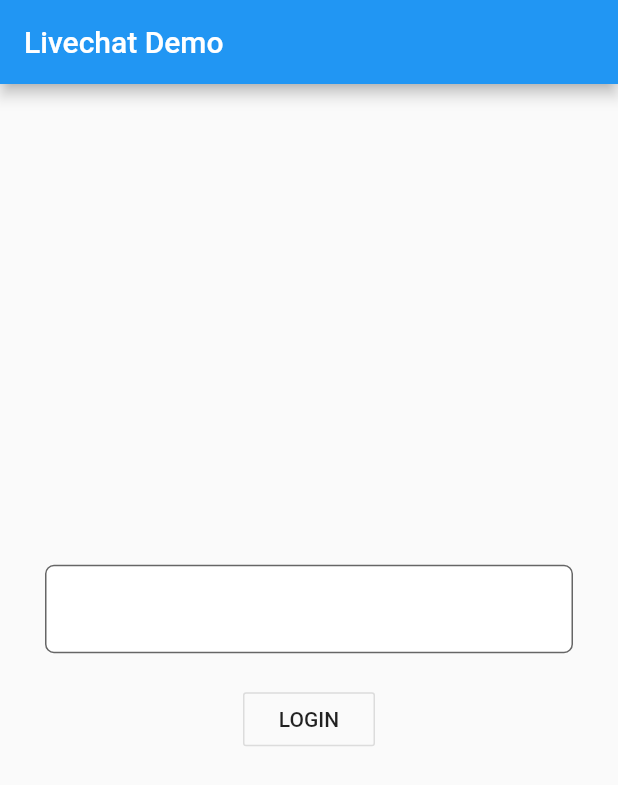
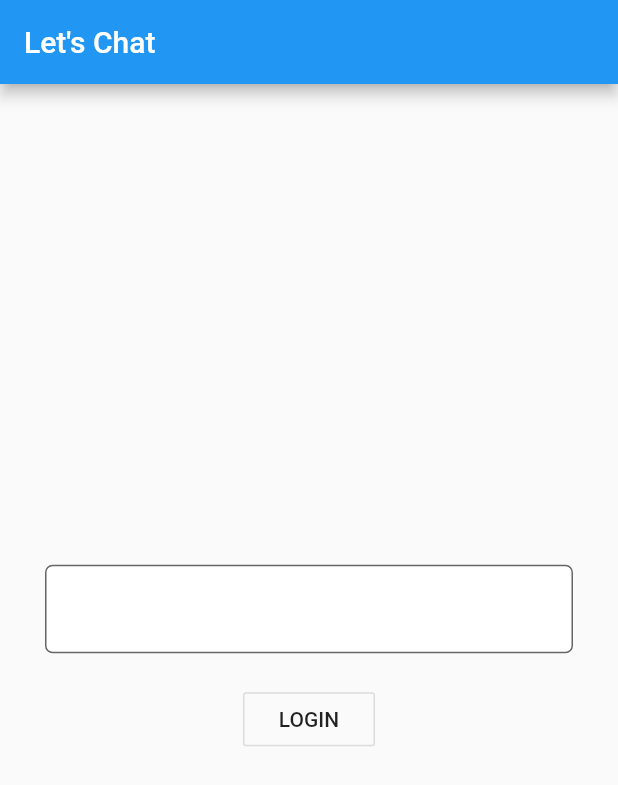
Before and after one commit to matteobuscemi/livechat_demo, a Flutter app: the screen it shows after launch, after a tap on "LOGIN", on a phone screen of 412 x 824 dp. Shown: the top 785 px of the screen. Run offline on Flutter 3.47's test engine with Material 2 defaults, Android fonts, the light colour scheme and no system bars; accounts and stored records are empty.

Commit message:
hotfix: chat_screens interfering with chat_users_screens

```diff
--- a/lib/SocketIOChat/chatScreen.dart
+++ b/lib/SocketIOChat/chatScreen.dart
@@ -9,7 +9,7 @@ import 'package:livechat_demo/SocketIOChat/user.dart';
 class ChatScreen extends StatefulWidget {
   ChatScreen() : super();
 
-  static const String ROUTE_ID = 'chat_users_screen';
+  static const String ROUTE_ID = 'chat_screen';
 
   @override
   _ChatScreenState createState() => _ChatScreenState();
--- a/lib/SocketIOChat/chatTitle.dart
+++ b/lib/SocketIOChat/chatTitle.dart
@@ -41,7 +41,7 @@ class ChatTitle extends StatelessWidget {
       return 'online';
     }
     if (userOnlineStatus == UserOnlineStatus.not_online) {
-      return 'not online';
+      return 'offline';
     }
   }
 }
--- a/lib/SocketIOChat/global.dart
+++ b/lib/SocketIOChat/global.dart
@@ -9,7 +9,7 @@ class G {
 
   static void initDummyUsers() {
     User userA = User(id: 1000, name: 'A', email: 'testa@gmail.com');
-    User userB = User(id: 2000, name: 'B', email: 'testb@gmail.com');
+    User userB = User(id: 1001, name: 'B', email: 'testb@gmail.com');
     dummyUsers = List();
     dummyUsers.add(userA);
     dummyUsers.add(userB);
--- a/lib/SocketIOChat/loginScreen.dart
+++ b/lib/SocketIOChat/loginScreen.dart
@@ -1,11 +1,10 @@
-// ignore_for_file: prefer_const_constructors
-
 import 'package:flutter/material.dart';
-import 'package:livechat_demo/SocketIOChat/chatUsersScreen.dart';
-import 'package:livechat_demo/SocketIOChat/global.dart';
-import 'package:livechat_demo/SocketIOChat/user.dart';
+import 'chatUsersScreen.dart';
+import 'global.dart';
+import 'user.dart';
 
 class LoginScreen extends StatefulWidget {
+  //
   LoginScreen() : super();
 
   static const String ROUTE_ID = 'login_screen';
@@ -15,6 +14,7 @@ class LoginScreen extends StatefulWidget {
 }
 
 class _LoginScreenState extends State<LoginScreen> {
+  //
   TextEditingController _usernameController;
 
   @override
@@ -28,7 +28,7 @@ class _LoginScreenState extends State<LoginScreen> {
   Widget build(BuildContext context) {
     return Scaffold(
       appBar: AppBar(
-        title: Text("Livechat Demo"),
+        title: Text("Let's Chat"),
       ),
       body: Container(
         alignment: Alignment.center,
@@ -41,7 +41,9 @@ class _LoginScreenState extends State<LoginScreen> {
               textAlign: TextAlign.center,
               decoration: InputDecoration(
                 border: OutlineInputBorder(
-                  borderRadius: BorderRadius.all(Radius.circular(6.0)),
+                  borderRadius: BorderRadius.all(
+                    Radius.circular(5.0),
+                  ),
                 ),
                 filled: true,
                 fillColor: Colors.white,
@@ -52,30 +54,35 @@ class _LoginScreenState extends State<LoginScreen> {
               height: 20.0,
             ),
             OutlineButton(
-              child: Text('LOGIN'),
-              onPressed: () {
-                _loginBtnTap();
-              },
-            ),
+                child: Text('LOGIN'),
+                onPressed: () {
+                  _loginBtnTap();
+                })
           ],
         ),
       ),
     );
   }
 
-  _loginBtnTap() {
+  _loginBtnTap() async {
     if (_usernameController.text.isEmpty) {
       return;
     }
+
     User me = G.dummyUsers[0];
     if (_usernameController.text != 'a') {
       me = G.dummyUsers[1];
     }
+
     G.loggedInUser = me;
-    _openChatUsersListScreen(context);
+
+    openHomeScreen(context);
   }
 
-  _openChatUsersListScreen(context) async {
-    await Navigator.pushReplacementNamed(context, ChatUsersScreen.ROUTE_ID);
+  static openHomeScreen(BuildContext context) async {
+    await Navigator.pushReplacementNamed(
+      context,
+      ChatUsersScreen.ROUTE_ID,
+    );
   }
 }
```
Also changed, not shown: lib/SocketIOChat/chatUsersScreen.dart (+0 -30 lines), lib/SocketIOChat/socketUtils.dart (added), 126 other files.
